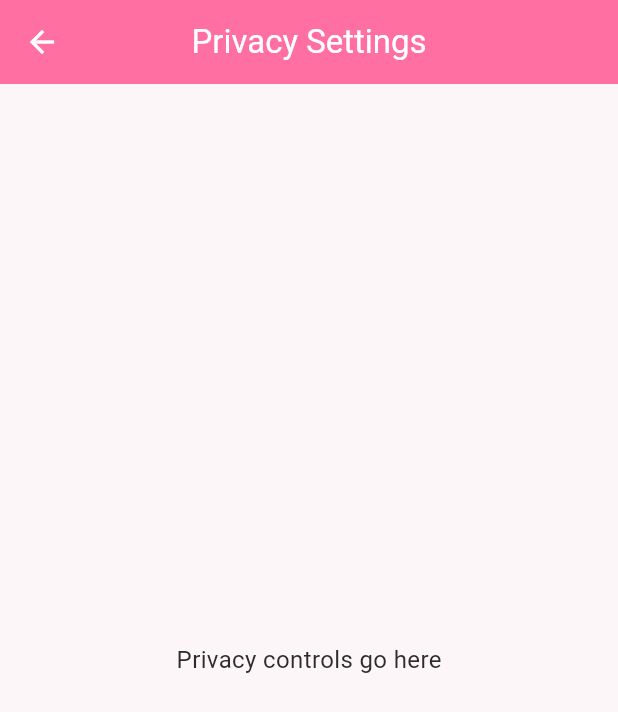
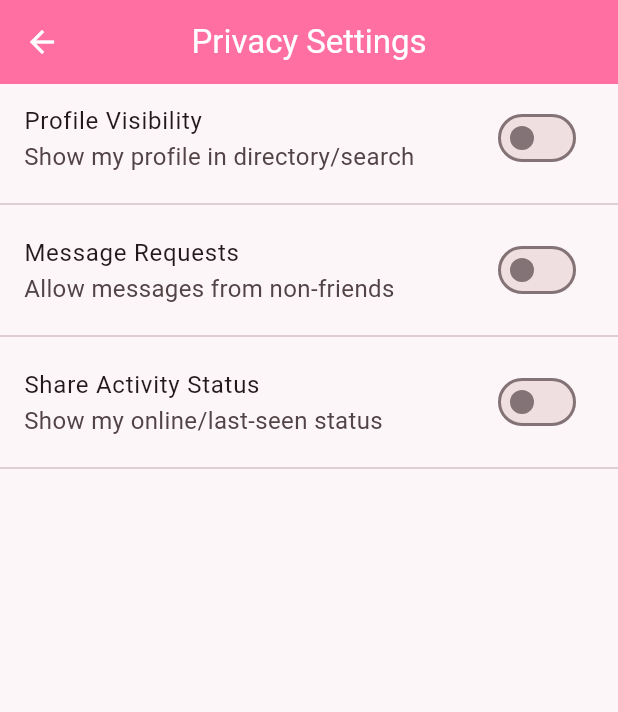
Before and after one commit to sadman2762/CampusConnect, a Flutter app: the PrivacySettingsScreen screen opened by its route, on a phone screen of 412 x 824 dp. Shown: the top 712 px of the screen. Run offline on Flutter 3.47's test engine with Material 3 defaults, Android fonts, the phone set to English and light mode, and no system bars; our stand-ins replace cloud_firestore, cloud_functions, file_picker, firebase_auth, firebase_core, firebase_storage and 2 more; accounts and stored records are empty; Roboto replaces fonts that are missing (Poppins).

Commit message:
Add PrivacySettingsScreen with toggles for profile visibility, message requests, and activity status, persisting settings in Firestore.

```diff
--- a/lib/screens/settings/privacy_settings_screen.dart
+++ b/lib/screens/settings/privacy_settings_screen.dart
@@ -1,14 +1,93 @@
+// lib/screens/settings/privacy_settings_screen.dart
+
+import 'package:cloud_firestore/cloud_firestore.dart';
+import 'package:firebase_auth/firebase_auth.dart';
 import 'package:flutter/material.dart';
+import '../../theme/theme.dart';
 
-class PrivacySettingsScreen extends StatelessWidget {
+class PrivacySettingsScreen extends StatefulWidget {
   static const routeName = '/settings/privacy';
   const PrivacySettingsScreen({Key? key}) : super(key: key);
 
   @override
+  State<PrivacySettingsScreen> createState() => _PrivacySettingsScreenState();
+}
+
+class _PrivacySettingsScreenState extends State<PrivacySettingsScreen> {
+  final _user = FirebaseAuth.instance.currentUser!;
+  final _firestore = FirebaseFirestore.instance;
+
+  bool _loading = true;
+  bool _profileVisible = true;
+  bool _allowRequests = true;
+  bool _shareStatus = true;
+
+  @override
+  void initState() {
+    super.initState();
+    _loadPrivacySettings();
+  }
+
+  Future<void> _loadPrivacySettings() async {
+    final doc = await _firestore.collection('users').doc(_user.uid).get();
+    final data = doc.data()?['privacy'] as Map<String, dynamic>? ?? {};
+    setState(() {
+      _profileVisible = data['profileVisible'] as bool? ?? true;
+      _allowRequests = data['allowRequests'] as bool? ?? true;
+      _shareStatus = data['shareStatus'] as bool? ?? true;
+      _loading = false;
+    });
+  }
+
+  Future<void> _updateSetting(String key, bool value) {
+    return _firestore.collection('users').doc(_user.uid).set({
+      'privacy': {key: value}
+    }, SetOptions(merge: true));
+  }
+
+  @override
   Widget build(BuildContext context) {
     return Scaffold(
-      appBar: AppBar(title: const Text('Privacy Settings')),
-      body: const Center(child: Text('Privacy controls go here')),
+      appBar: AppBar(
+        title: const Text('Privacy Settings'),
+        backgroundColor: AppColors.primary,
+      ),
+      body: _loading
+          ? const Center(child: CircularProgressIndicator())
+          : ListView(
+              children: [
+                SwitchListTile(
+                  title: const Text('Profile Visibility'),
+                  subtitle: const Text('Show my profile in directory/search'),
+                  value: _profileVisible,
+                  onChanged: (val) {
+                    setState(() => _profileVisible = val);
+                    _updateSetting('profileVisible', val);
+                  },
+                ),
+                const Divider(),
+                SwitchListTile(
+                  title: const Text('Message Requests'),
+                  subtitle: const Text('Allow messages from non-friends'),
+                  value: _allowRequests,
+                  onChanged: (val) {
+                    setState(() => _allowRequests = val);
+                    _updateSetting('allowRequests', val);
+                  },
+                ),
+                const Divider(),
+                SwitchListTile(
+                  title: const Text('Share Activity Status'),
+                  subtitle: const Text('Show my online/last-seen status'),
+                  value: _shareStatus,
+                  onChanged: (val) {
+                    setState(() => _shareStatus = val);
+                    _updateSetting('shareStatus', val);
+                  },
+                ),
+                const Divider(),
+              ],
+            ),
     );
   }
 }
```
